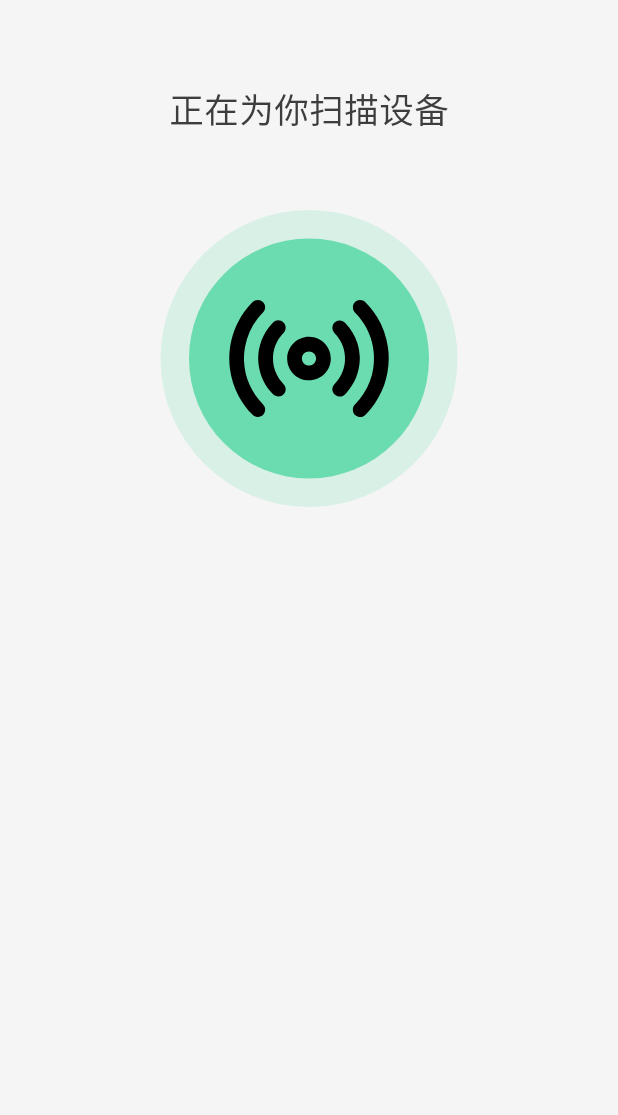
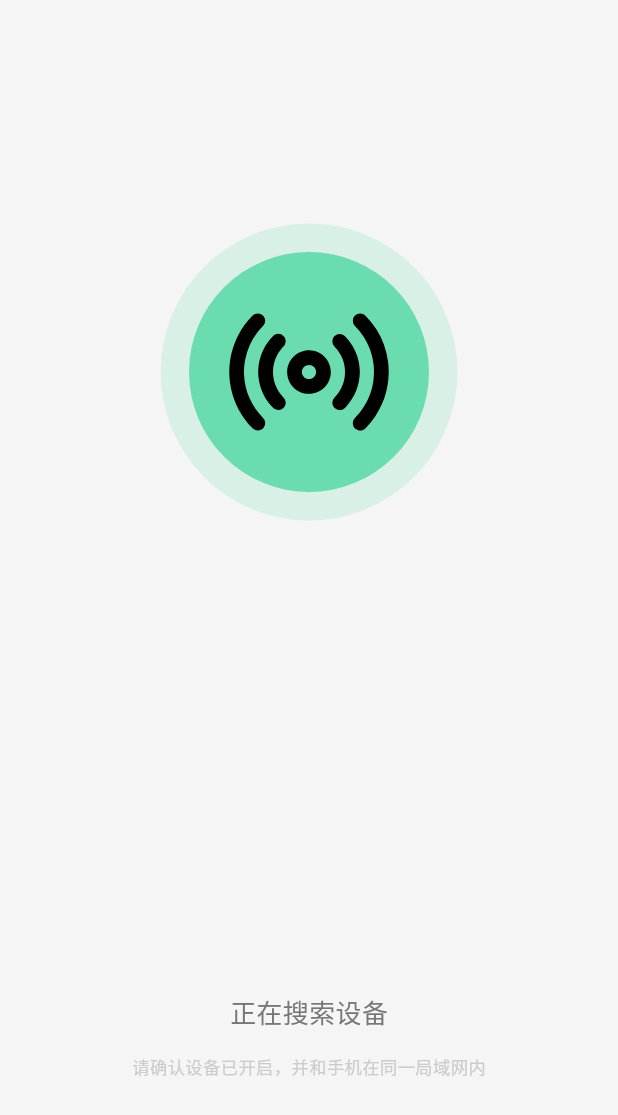
Before and after one commit to zbliujia/p2p_client, a Flutter app: the DeviceAddPage screen opened directly, after a tap on an icon or button, on a phone screen of 412 x 824 dp. Shown: the top 1115 px of the screen. Run offline on Flutter 3.47's test engine with Material 3 defaults, Android fonts, the phone set to English and light mode, and no system bars; our stand-ins replace cookie_jar, dio, dio_cookie_manager, flutter_easyloading, flutter_screenutil, keyboard_dismisser and 3 more; missing offline and left inert: image_save, network_info_plus; accounts and stored records are empty; network calls fail.

Commit message:
搜索页

```diff
--- a/lib/common/color_util.dart
+++ b/lib/common/color_util.dart
@@ -6,6 +6,7 @@ class ColorUtil {
   static const Color navBlackTitleTextColor = Color(0xFF1F1F1F);
   static const Color mainBgColor = Color(0xFFF5F5F5);
   static const Color greenTextColor = Color(0xFF6BDCB0);
+  static const Color greenButtonColor = Color(0xFF6BDCB0);
 
   ///将16进制的Color字符串转换为Color对象 <br>
   /// @param color 示例：#FF00FF 或 FF00FF
--- a/lib/common/const.dart
+++ b/lib/common/const.dart
@@ -5,4 +5,5 @@ class RouterPath {
   static const String pathLogin = "/login";
   static const String pathDeviceAdd = "/deviceAdd";
   static const String pathDeviceScan = "/deviceScan";
+  static const String pathDeviceScanList = "/deviceScanList";
 }
--- a/lib/common/find_devices.dart
+++ b/lib/common/find_devices.dart
@@ -23,7 +23,7 @@ Future<void> scanNetwork() async {
   }
 }
 
-Future<DeviceInfo> scanNetworkByHttp() async {
+Future<List<DeviceInfo>> scanNetworkByHttp() async {
   DeviceInfo info = await DeviceApi.getDeviceInfo("token");
-  return info;
+  return [info];
 }
--- a/lib/pages/device_scan.dart
+++ b/lib/pages/device_scan.dart
@@ -1,9 +1,11 @@
-
 import 'package:flutter/material.dart';
 import 'package:flutter_screenutil/flutter_screenutil.dart';
 import 'package:lottie/lottie.dart';
+import 'package:p2p_client/common/const.dart';
 import 'package:p2p_client/common/find_devices.dart';
+import 'package:p2p_client/pages/device_scan_list.dart';
 import 'package:p2p_client/widgets/base_state.dart';
+import 'package:p2p_client/widgets/custom_button.dart';
 
 import '../common/color_util.dart';
 import '../widgets/base_stateful_widget.dart';
@@ -18,8 +20,40 @@ class DeviceScanPage extends BaseStatefulWidget {
 }
 
 class _DeviceScanPageState extends BaseState<DeviceScanPage> {
+  bool isScanning = true;
+  String textTitleIng = "正在搜索设备";
+  String textDesc = "请确认设备已开启，并和手机在同一局域网内";
+  String textTitleError = "搜索完成，未发现设备";
 
-  String text = "正在为你扫描设备";
+  void scan() async {
+    try {
+      setState(() {
+        isScanning = true;
+      });
+      final devices = await scanNetworkByHttp();
+      if (context.mounted) {
+        Navigator.of(context).pushReplacement(MaterialPageRoute(
+          builder: (context) {
+            return DeviceScanListPage(devices: devices,);
+          },
+          settings:
+          const RouteSettings(name: RouterPath.pathDeviceScanList),
+        ));
+      }
+    } on Exception catch (e) {
+      setState(() {
+        isScanning = false;
+      });
+    }
+  }
+
+  @override
+  void initState() {
+    super.initState();
+    Future.delayed(const Duration(seconds: 3)).then((value) {
+      scan();
+    });
+  }
 
   @override
   Widget build(BuildContext context) {
@@ -43,21 +77,63 @@ class _DeviceScanPageState extends BaseState<DeviceScanPage> {
       body: Container(
           padding: EdgeInsets.only(
               top: appBar.preferredSize.height +
-                  MediaQuery.of(context).padding.top),
+                  MediaQuery.of(context).padding.top,
+              bottom: MediaQuery.of(context).padding.bottom),
           color: ColorUtil.mainBgColor,
           width: double.infinity,
           height: double.infinity,
           child: Column(
             children: [
-              Text(
-                text,
-                style: TextStyle(
-                  fontSize: 24.sp,
-                  color: const Color(0xFF3D3D3D),
-                  // fontWeight: FontWeight.w600,
-                ),
-              ),
-              Lottie.asset('assets/lotties/device_scan.json'),
+              Expanded(
+                  flex: 1,
+                  child: Lottie.asset('assets/lotties/device_scan.json')),
+              Expanded(
+                  flex: 1,
+                  child: Padding(
+                    padding: EdgeInsets.only(bottom: 32.w),
+                    child: Column(
+                      mainAxisAlignment: MainAxisAlignment.end,
+                      children: [
+                        Text(
+                          isScanning ? textTitleIng : textTitleError,
+                          style: TextStyle(
+                            fontSize: 18.sp,
+                            color: const Color(0xFF767676),
+                            // fontWeight: FontWeight.w600,
+                          ),
+                        ),
+                        SizedBox(height: 15.w,),
+                        Text(
+                          textDesc,
+                          style: TextStyle(
+                            fontSize: 12.sp,
+                            color: const Color(0xFFCCCCCC),
+                            // fontWeight: FontWeight.w600,
+                          ),
+                        ),
+                        SizedBox(height: 54.w,),
+                        isScanning
+                            ? const SizedBox.shrink()
+                            : CustomButton(
+                                titleStr: "扫码连接",
+                                bgStyle: CustomButtonBG
+                                    .customButtonSmallGreenButtonStyle,
+                                onTap: () {},
+                              ),
+                        SizedBox(height: 14.w,),
+                        isScanning
+                            ? const SizedBox.shrink()
+                            : CustomButton(
+                                titleStr: "重新搜索",
+                                bgStyle: CustomButtonBG
+                                    .customButtonSmallWhiteButtonStyle,
+                                onTap: () {
+                                  scan();
+                                },
+                              ),
+                      ],
+                    ),
+                  ))
             ],
           )),
     );
--- a/lib/pages/login.dart
+++ b/lib/pages/login.dart
@@ -172,7 +172,7 @@ class _LoginPageState extends BaseState<LoginPage> {
                           CustomButton(
                             titleStr: "立即登录",
                             bgStyle: CustomButtonBG
-                                .customButtonLoginGreenButtonStyle,
+                                .customButtonSmallGreenButtonStyle,
                             onTap: canLogin
                                 ? () {
                                     unFocus();
--- a/lib/widgets/custom_button.dart
+++ b/lib/widgets/custom_button.dart
@@ -1,8 +1,10 @@
 import 'package:flutter/material.dart';
 import 'package:flutter_screenutil/flutter_screenutil.dart';
+import 'package:p2p_client/common/color_util.dart';
 
 enum CustomButtonBG {
-  customButtonLoginGreenButtonStyle,
+  customButtonSmallGreenButtonStyle,
+  customButtonSmallWhiteButtonStyle,
 }
 
 class CustomButton extends StatefulWidget {
@@ -13,7 +15,6 @@ class CustomButton extends StatefulWidget {
   Color? textColor = Colors.black;
   double? height;
   double? width;
-
 
   CustomButton(
       {required this.titleStr,
@@ -38,47 +39,52 @@ class _CustomButtonState extends State<CustomButton> {
   final BoxDecoration greenDecoration = BoxDecoration(
       borderRadius: BorderRadius.circular(25.w),
       gradient: const LinearGradient(
-          colors: [Color(0xFF6BDCB0), Color(0xFF6BDCB0)],
+          colors: [ColorUtil.greenButtonColor, ColorUtil.greenButtonColor],
           begin: Alignment.centerLeft,
-          end: Alignment.centerRight
-      )
-  );
+          end: Alignment.centerRight));
 
   final BoxDecoration whiteDecoration = BoxDecoration(
+      border: Border.all(color: ColorUtil.greenButtonColor, width: 1.w),
       borderRadius: BorderRadius.circular(25.w),
-    color: const Color(0xFFD5DDE2).withOpacity(0.4)
-  );
+      color: ColorUtil.mainBgColor);
 
   @override
   Widget build(BuildContext context) {
-    width = widget.width??0;
-    height = widget.height??0;
+    width = widget.width ?? 0;
+    height = widget.height ?? 0;
 
     Color? textColor = widget.textColor;
     BoxDecoration btnDecoration = greenDecoration;
-    if (widget.bgStyle == CustomButtonBG.customButtonLoginGreenButtonStyle) {
+    if (widget.bgStyle == CustomButtonBG.customButtonSmallWhiteButtonStyle) {
+      btnDecoration = whiteDecoration;
+    }
+    if (widget.bgStyle == CustomButtonBG.customButtonSmallGreenButtonStyle ||
+        widget.bgStyle == CustomButtonBG.customButtonSmallWhiteButtonStyle) {
       width = 128.w;
       height = 40.w;
     }
 
-    if(widget.onTap == null) {
+    if (widget.onTap == null) {
       btnDecoration = greenDecoration;
       textColor = Colors.black.withOpacity(0.2);
     }
 
-    height = widget.height??height;
+    height = widget.height ?? height;
 
     return Stack(
       children: [
         GestureDetector(
-          onTap: widget.onTap == null ? null : () {
-            if(isClicked) {
+          onTap: widget.onTap == null
+              ? null
+              : () {
+                  if (isClicked) {
                     print("点击过于频繁，跳过该点击");
                     return;
                   }
                   isClicked = true;
                   widget.onTap?.call();
-            Future.delayed(const Duration(seconds: 1)).then((value) => isClicked = false);
+                  Future.delayed(const Duration(seconds: 1))
+                      .then((value) => isClicked = false);
                 },
           child: Container(
             width: width,
@@ -90,8 +96,10 @@ class _CustomButtonState extends State<CustomButton> {
               style: widget.style ??
                   TextStyle(
                     fontSize: 16.sp,
-                    fontWeight: btnDecoration == greenDecoration ? FontWeight.w600 : FontWeight.w500,
-                    color: textColor??widget.textColor,
+                    fontWeight: btnDecoration == greenDecoration
+                        ? FontWeight.w600
+                        : FontWeight.w500,
+                    color: textColor ?? widget.textColor,
                   ),
             ),
           ),
```
Also changed, not shown: lib/pages/device_scan_list.dart (added, +72 -0 lines). Lines whose indentation alone changed are shown as unchanged.
